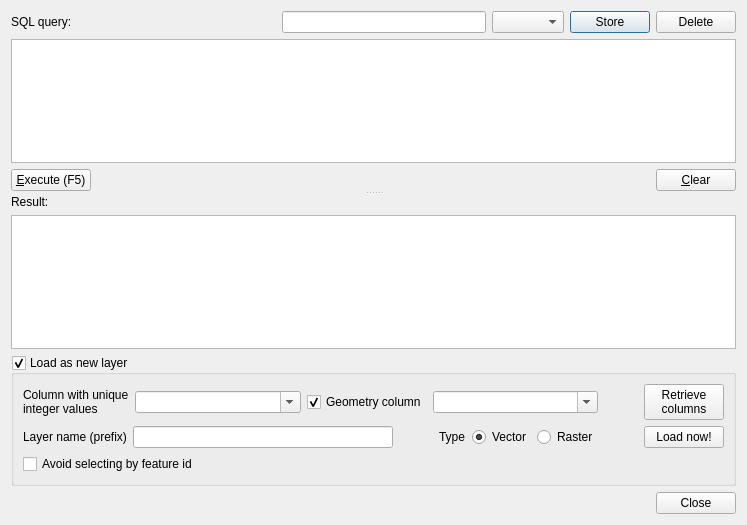
This is db_manager/ui/DlgSqlWindow.ui in qgis/db_manager_plugin as Qt 5 draws it before an edit. The edited form follows.
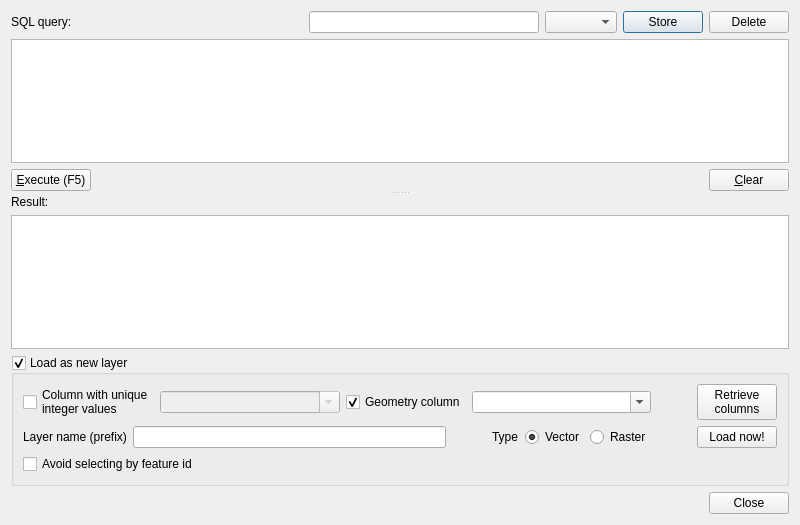
This is the edited form. Custom widgets are drawn as their Qt base class.

What changed in the file:
```diff
--- a/db_manager/ui/DlgSqlWindow.ui
+++ b/db_manager/ui/DlgSqlWindow.ui
@@ -6,7 +6,7 @@
    <rect>
     <x>0</x>
     <y>0</y>
-    <width>747</width>
+    <width>800</width>
     <height>525</height>
    </rect>
   </property>
@@ -181,7 +181,7 @@
          <item row="0" column="0">
           <layout class="QHBoxLayout" name="horizontalLayout_6">
            <item>
-            <widget class="QLabel" name="label_4">
+            <widget class="QCheckBox" name="uniqueColumnCheck">
              <property name="text">
               <string>Column with unique 
 integer values</string>
@@ -190,6 +190,9 @@
            </item>
            <item>
             <widget class="QComboBox" name="uniqueCombo">
+             <property name="enabled">
+              <bool>false</bool>
+             </property>
              <property name="sizePolicy">
               <sizepolicy hsizetype="Expanding" vsizetype="Fixed">
                <horstretch>0</horstretch>
```
Left out of the diff: 16 changed lines with no effect on the pictures.
